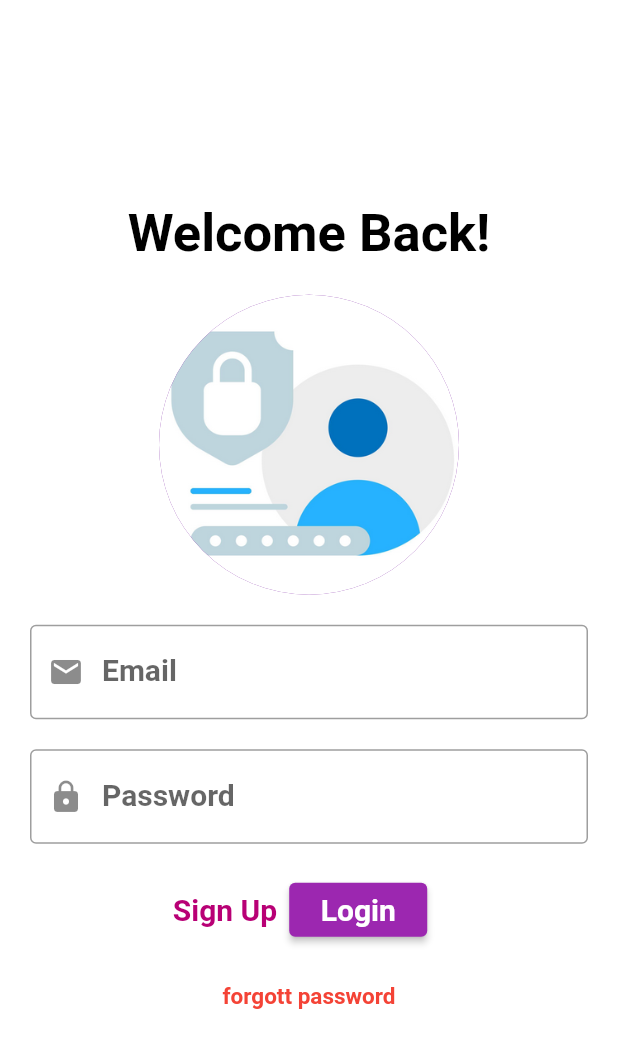
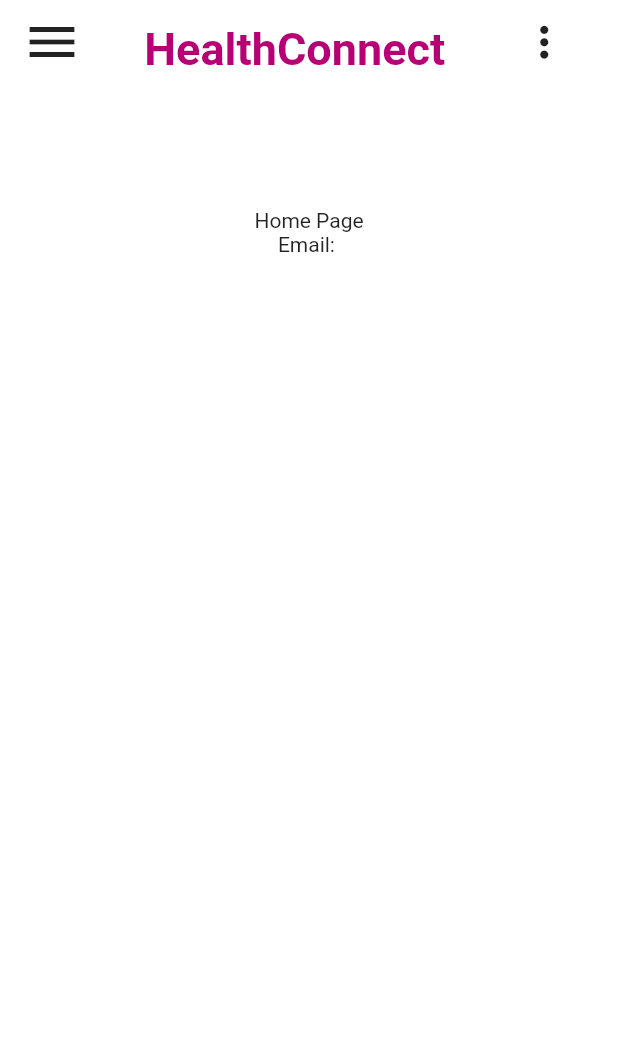
Before and after one commit to Ajn7/healthapp, a Flutter app: the LoginScreen screen opened directly, after a tap on "Login", on a phone screen of 412 x 824 dp. Shown: the top 1048 px of the screen. Run offline on Flutter 3.47's test engine with Material 2 defaults, Android fonts, the phone set to English and light mode, and no system bars; drawn by our look-alikes of dropdown_button2.

Commit message:
crated sample homepage

```diff
--- /dev/null
+++ b/lib/homepage.dart
@@ -0,0 +1,184 @@
+import 'package:flutter/material.dart';
+import './constants/headline.dart';
+import 'package:dropdown_button2/dropdown_button2.dart';
+
+class homepage extends StatefulWidget {
+  //constructor
+
+   String email,password;
+   homepage({Key? key,required this.email,required this.password}) : super(key: key);
+
+  @override
+  State<homepage> createState() => _homepageState();
+}
+
+class _homepageState extends State<homepage> {
+  @override
+  Widget build(BuildContext context) {
+    return Scaffold(
+          backgroundColor: Colors.white,
+          body: SafeArea(
+            child:Column(
+            children: [
+              Row(
+                mainAxisAlignment: MainAxisAlignment.spaceEvenly,
+              children: [
+                IconButton(
+                      // ignore: prefer_const_constructors
+                      icon: Icon(
+                        Icons.menu_sharp,
+                      ),
+                      iconSize: 40,
+                      splashColor: Colors.grey,
+                      onPressed: () {
+
+                      },
+                    ),
+                    const SizedBox(
+                      width: 20,
+                    ),
+                 const Align(
+                    alignment: Alignment.topCenter,
+                    child:Padding(
+                    padding: EdgeInsets.only(top: 10),
+                    child:Text('HealthConnect',style: TextStyle(color:Color(0xFFB80075),fontSize: 30,fontWeight: FontWeight.bold)),)
+                    ),
+                    const SizedBox(
+                      width: 10,
+                    ),
+                 DropdownButtonHideUnderline(
+
+          child: SizedBox(
+            width:85,
+            child:DropdownButton2(
+            isExpanded: true,
+            isDense: true,
+            customButton: const Icon(
+              Icons.more_vert,
+              size: 33,
+              // color: Colors.red,
+            ),
+          //customItemsIndexes: const [3],
+          //customItemsHeights: 8,
+            items: [
+              ...MenuItems.firstItems.map(
+                        (item) =>
+                        DropdownMenuItem<MenuItem>(
+                          value: item,
+                          child: MenuItems.buildItem(item),
+                        ),
+              ),
+              const DropdownMenuItem<Divider>(enabled: false, child: Divider()),
+              ...MenuItems.secondItems.map(
+                        (item) =>
+                        DropdownMenuItem<MenuItem>(
+                          value: item,
+                          child: MenuItems.buildItem(item),
+                        ),
+              ),
+            ],
+            onChanged: (value) {
+              MenuItems.onChanged(context, value as MenuItem);
+            },
+            itemHeight: 28,
+            //itemWidth: 160,
+            itemPadding: const EdgeInsets.only(left: 0, right: 0),
+            dropdownPadding: const EdgeInsets.symmetric(vertical: 6),
+            dropdownDecoration: BoxDecoration(
+              borderRadius: BorderRadius.circular(4),
+              color: Colors.white,
+            ),
+            dropdownElevation: 8,
+            offset: const Offset(0, 8),
+          ),
+          ),
+                 )
+              ],
+              ),
+              Align(
+                alignment: Alignment.center,
+                child: Padding(
+                  padding: EdgeInsets.only(top: 30, bottom: 0),
+                  child: TextButton(
+                    style: TextButton.styleFrom(
+                      textStyle: const TextStyle(fontSize: 25),
+                    ),
+                    onPressed: () {
+                    },
+                    child: SizedBox(height: 20,),
+                   ),
+                ),
+              ),
+              const Align(
+                  alignment: Alignment.topCenter,
+                  child: Padding(
+                    padding: EdgeInsets.only(top: 5),
+                    child: Text(" Home Page "),
+                  )),
+             Text('Email: ${widget.email}'),//staeful-${widget.name}
+            ],
+          ),
+        )
+    );
+  }
+}
+
+
+class MenuItem {
+  final String text;
+  final IconData icon;
+
+  const MenuItem({
+    required this.text,
+    required this.icon,
+  });
+}
+
+class MenuItems {
+  static const List<MenuItem> firstItems = [share]; // [home, share, settings];
+  static const List<MenuItem> secondItems = [logout];
+
+  //static const home = MenuItem(text: 'Home', icon: Icons.home);
+  static const share = MenuItem(text: 'Share', icon: Icons.share);
+  //static const settings = MenuItem(text: 'Settings', icon: Icons.settings);
+  static const logout = MenuItem(text: 'Log Out', icon: Icons.logout);
+
+  static Widget buildItem(MenuItem item) {
+    return Row(
+      children: [
+        Icon(
+                item.icon,
+                color: Colors.black,
+                size: 20
+        ),
+        const SizedBox(
+          width: 10,
+        ),
+        Text(
+          item.text,
+          style: const TextStyle(
+            color: Colors.black,
+            fontSize: 15,
+          ),
+        ),
+      ],
+    );
+  }
+
+  static onChanged(BuildContext context, MenuItem item) {
+    switch (item) {
+      //case MenuItems.home:
+      //Do something
+       // break;
+      //case MenuItems.settings:
+      //Do something
+       // break;
+      case MenuItems.share:
+      //Do something
+        break;
+      case MenuItems.logout:
+      //Do something
+        break;
+    }
+  }
+}
--- a/lib/login.dart
+++ b/lib/login.dart
@@ -1,5 +1,8 @@
 import 'package:flutter/material.dart';
 import 'package:healthapp/constants/msgline.dart';
+import 'package:healthapp/forgott.dart';
+import 'package:healthapp/homepage.dart';
+import 'package:healthapp/signup.dart';
 //import './startup.dart';
 
 
@@ -18,7 +21,8 @@ class _LoginScreenState extends State<LoginScreen>{
     return Scaffold(
       //appBar: AppBar(title:Text("Login Screen")),
       backgroundColor:Colors.white,
-      body: Padding(
+      body: SafeArea(
+        child:Padding(
         padding: const EdgeInsets.symmetric(horizontal: 20),
         child: Center(
           child: SingleChildScrollView(
@@ -27,7 +31,7 @@ class _LoginScreenState extends State<LoginScreen>{
               children: [
               msgLine(message: "Welcome Back!"),
 
-                CircleAvatar(
+                const CircleAvatar(
                   radius: 100,
                   backgroundImage: AssetImage('assets/images/login.png'),
                 ),
@@ -65,13 +69,18 @@ class _LoginScreenState extends State<LoginScreen>{
                 mainAxisAlignment:MainAxisAlignment.center,
 
                 children: [
-                  TextButton(onPressed:(){}, child: Text("Sign Up",style: TextStyle(fontSize: 20,fontWeight: FontWeight.bold,color:Color(0xFFB80075))),),
+                  TextButton(onPressed:(){
+                    Navigator.of(context).push(MaterialPageRoute(builder: (context) => SignupScreen()));
+                  }, child: Text("Sign Up",style: TextStyle(fontSize: 20,fontWeight: FontWeight.bold,color:Color(0xFFB80075))),),
                   ElevatedButton(onPressed:(){
-                    var _email=_emailTEC.text;
-                    var _password=_passwordTEC.text;
 
-                    print("Email:"+_email);
-                    print("password:"+_password);
+
+                    var email=_emailTEC.text;
+                    var password=_passwordTEC.text;
+
+
+
+                     Navigator.of(context).push(MaterialPageRoute(builder: (context)=>homepage(email: email, password:password)));
                   },
                    child: Text(" Login ",style: TextStyle(fontSize: 20,fontWeight: FontWeight.bold)),),
                   SizedBox(width: 20,),
@@ -80,66 +89,16 @@ class _LoginScreenState extends State<LoginScreen>{
                 ],
               ),
               SizedBox(height: 10),
-              TextButton(onPressed:(){}, child: Text("forgott password",style: TextStyle(fontSize: 15,fontWeight: FontWeight.bold,color:Colors.red)),),
+              TextButton(onPressed:(){
+                Navigator.of(context).push(MaterialPageRoute(builder: (context) => ForgottScreen()));
+              }, child: Text("forgott password",style: TextStyle(fontSize: 15,fontWeight: FontWeight.bold,color:Colors.red)),),
 
               ],
             ),
           ),
         ),
-        )
+        ),
+      ),
     );
   }
 }
-
-
-
-
-
-
-
-
-
-
-
-
-
-
-//     Column(children: [msgLine(message: "Welcome \n Back!"),
-//                               const TextField(
-//                                 keyboardType: TextInputType.emailAddress,
-//                                 decoration: InputDecoration(
-//                                 border: OutlineInputBorder(),
-//                                  prefixIcon: Icon(Icons.email),
-//                                 hintText: "Enter Email Here",
-//                                 hintStyle: TextStyle(fontSize: 20.0, color: Color(0xFFB80075)),
-//                                 labelText: "Email",
-//                                 labelStyle: TextStyle(fontSize: 20.0,fontWeight: FontWeight.bold),
-//                                  ),
-//                                  ),
-//                                  const SizedBox(height: 30),
-//                                  const TextField(
-//                                           obscureText: true,
-//                                           decoration: InputDecoration(
-//                                             // border: OutlineInputBorder(),
-//                                           prefixIcon: Icon(Icons.lock),
-//                                           hintText: "Enter Password Here",
-//                                           hintStyle: TextStyle(fontSize: 20.0, color:Color(0xFFB80075)),
-//                                           labelText: "Password",
-//                                           labelStyle: TextStyle(fontSize: 20.0,fontWeight: FontWeight.bold),
-//                                           border: OutlineInputBorder(),
-//                                           ),
-//                                           ),
-//                        TextButton(
-//                       style: TextButton.styleFrom(
-//                       textStyle: const TextStyle(fontSize: 25),
-//                     ),
-//                     onPressed: () {
-//                       Navigator.of(context).push(MaterialPageRoute(builder: (context) => Login()));
-//                     },
-//                     child: const Text("Submit ",
-//                         style: TextStyle(
-//                             color: Colors.black, fontWeight: FontWeight.bold)),
-//                   ),],)
-//     );
-//   }
-// }
--- a/pubspec.yaml
+++ b/pubspec.yaml
@@ -35,6 +35,8 @@ dependencies:
   # The following adds the Cupertino Icons font to your application.
   # Use with the CupertinoIcons class for iOS style icons.
   cupertino_icons: ^1.0.2
+  custom_pop_up_menu: ^1.2.4
+  dropdown_button2: ^1.9.2
 
 dev_dependencies:
   flutter_test:
```
Also changed, not shown: lib/forgott.dart (added, +83 -0 lines), lib/main.dart (+5 -3 lines), lib/signup.dart (added, +126 -0 lines), lib/startup.dart (+6 -2 lines), assets/images/create.png (added), assets/images/forgott.jpg (added), pubspec.lock.
